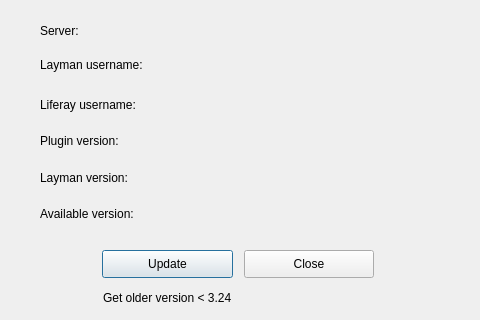
Before: the Qt Designer form dlg_userInfo.ui in LESPROJEKT/qgis-layman-plugin, drawn with Qt 5.
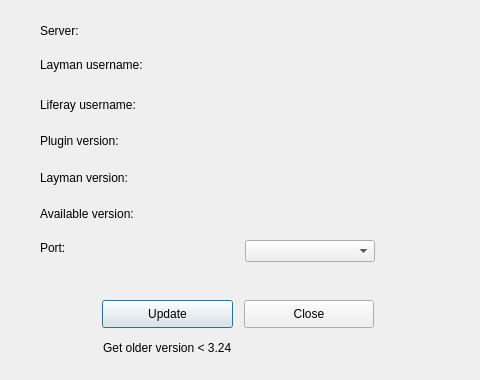
After: the same form once the commit is applied.

Commit message: zmena portu

Diff of the .ui file:
```diff
--- a/dlg_userInfo.ui
+++ b/dlg_userInfo.ui
@@ -10,7 +10,7 @@
     <x>0</x>
     <y>0</y>
     <width>480</width>
-    <height>320</height>
+    <height>380</height>
    </rect>
   </property>
   <property name="minimumSize">
@@ -22,7 +22,7 @@
   <property name="maximumSize">
    <size>
     <width>480</width>
-    <height>320</height>
+    <height>380</height>
    </size>
   </property>
   <property name="windowTitle">
@@ -57,7 +57,7 @@
   <widget class="QLabel" name="label_layman">
    <property name="geometry">
     <rect>
-     <x>200</x>
+     <x>245</x>
      <y>57</y>
      <width>181</width>
      <height>16</height>
@@ -70,7 +70,7 @@
   <widget class="QLabel" name="label_agrihub">
    <property name="geometry">
     <rect>
-     <x>200</x>
+     <x>245</x>
      <y>97</y>
      <width>191</width>
      <height>16</height>
@@ -96,7 +96,7 @@
   <widget class="QLabel" name="label_server">
    <property name="geometry">
     <rect>
-     <x>200</x>
+     <x>245</x>
      <y>23</y>
      <width>241</width>
      <height>16</height>
@@ -122,7 +122,7 @@
   <widget class="QLabel" name="label_version">
    <property name="geometry">
     <rect>
-     <x>200</x>
+     <x>245</x>
      <y>133</y>
      <width>191</width>
      <height>16</height>
@@ -136,7 +136,7 @@
    <property name="geometry">
     <rect>
      <x>102</x>
-     <y>250</y>
+     <y>300</y>
      <width>131</width>
      <height>28</height>
     </rect>
@@ -161,7 +161,7 @@
   <widget class="QLabel" name="label_avversion">
    <property name="geometry">
     <rect>
-     <x>200</x>
+     <x>245</x>
      <y>206</y>
      <width>191</width>
      <height>16</height>
@@ -175,7 +175,7 @@
    <property name="geometry">
     <rect>
      <x>244</x>
-     <y>250</y>
+     <y>300</y>
      <width>130</width>
      <height>28</height>
     </rect>
@@ -200,7 +200,7 @@
   <widget class="QLabel" name="label_versionLayman">
    <property name="geometry">
     <rect>
-     <x>200</x>
+     <x>245</x>
      <y>167</y>
      <width>191</width>
      <height>16</height>
@@ -214,7 +214,7 @@
    <property name="geometry">
     <rect>
      <x>103</x>
-     <y>290</y>
+     <y>340</y>
      <width>151</width>
      <height>16</height>
     </rect>
@@ -223,6 +223,29 @@
     <string>Get older version &lt; 3.24</string>
    </property>
   </widget>
+  <widget class="QLabel" name="label_7">
+   <property name="geometry">
+    <rect>
+     <x>40</x>
+     <y>240</y>
+     <width>111</width>
+     <height>16</height>
+    </rect>
+   </property>
+   <property name="text">
+    <string>Port:</string>
+   </property>
+  </widget>
+  <widget class="QComboBox" name="comboBox_port">
+   <property name="geometry">
+    <rect>
+     <x>245</x>
+     <y>240</y>
+     <width>130</width>
+     <height>22</height>
+    </rect>
+   </property>
+  </widget>
  </widget>
  <resources/>
  <connections/>
```
The commit also changes 1 other file.
